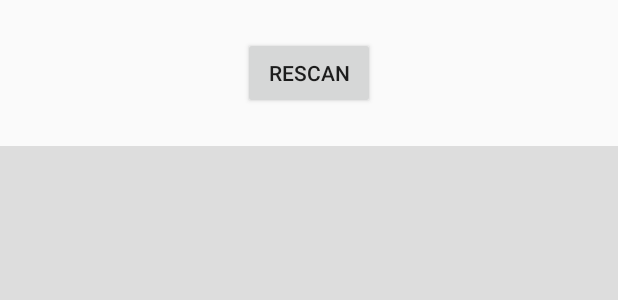
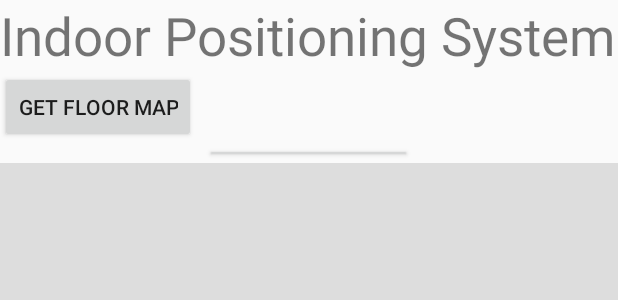
Before and after one commit to msasmita/BLE_Demo, an Android app: the layout activity_main.xml on its own in the app's theme, with its tools: preview values and no code run, on a phone screen of 412 x 824 dp. Shown: the top 300 px of the screen. Run offline under Robolectric (Android 15) with nearby library versions, the phone set to English and light mode, and no system bars.

Commit message:
adding webview/cleaning java

```diff
--- a/app/src/main/java/com/example/techolabz/ble_demo/BLEAdapter.java
+++ b/app/src/main/java/com/example/techolabz/ble_demo/BLEAdapter.java
@@ -81,12 +81,12 @@ public class BLEAdapter extends ArrayAdapter<BLE> {
                 holder.txtuuid.setText("Uuid : " + ble.getUuid());
                 holder.txtmajor.setText("Major : " + ble.getMajor());
                 holder.txtminor.setText("Minor : " + ble.getMinor());
-                holder.txtrssi.setText("Distannce in Meters: " + calculateDistance(ble.getRssi()) + "  " + ble.getDistanceInMeters());
+                holder.txtrssi.setText("Distannce in Meters: " + calculateDistance(ble.getRssi()) );
 
                 holder.txtnamespaceid.setText("NamespaceId : " + ble.getNamespaceid());
                 holder.txtinstanceid.setText("InstanceId : " + ble.getInstanceid());
                 holder.txturl.setText("Url : " + ble.getUrl());
-                holder.txtrawdata.setText("Raw Data : " + ble.getRawData());
+                //holder.txtrawdata.setText("Raw Data : " + ble.getRawData());
 
                 // System.out.println("HEYYY:: "+ble.getDeviceName()+"   "+ ble.getDistanceInMeters());
 
@@ -130,11 +130,11 @@ public class BLEAdapter extends ArrayAdapter<BLE> {
 
 
                 if (ble.getRawData() == null) {
-                    holder.txtrawdata.setVisibility(View.GONE);
+                   // holder.txtrawdata.setVisibility(View.GONE);
 
 
                 } else {
-                    holder.txtrawdata.setVisibility(View.VISIBLE);
+                  //  holder.txtrawdata.setVisibility(View.VISIBLE);
                     holder.txtName.setText("Name : " + ble.getDeviceName() + " (Raw Data)");
                 }
 
--- a/app/src/main/res/layout/activity_main.xml
+++ b/app/src/main/res/layout/activity_main.xml
@@ -6,6 +6,53 @@
     tools:context=".MainActivity"
     android:orientation="vertical"
     android:divider="@color/abc_input_method_navigation_guard">
+    <TextView android:text="Indoor Positioning System" android:layout_width="wrap_content"
+        android:layout_height="wrap_content"
+        android:id="@+id/textview"
+        android:textSize="35dp"
+        android:layout_alignParentTop="true"
+        android:layout_centerHorizontal="true" />
+
+
+
+  <!--  <EditText
+        android:layout_width="wrap_content"
+        android:layout_height="wrap_content"
+        android:id="@+id/editText"
+        android:hint="Enter Text"
+        android:focusable="true"
+        android:textColorHighlight="#ff7eff15"
+        android:textColorHint="#ffff25e6"
+        android:layout_marginTop="46dp"
+        android:layout_below="@+id/imageView"
+        android:layout_alignParentLeft="true"
+        android:layout_alignParentStart="true"
+        android:layout_alignRight="@+id/imageView"
+        android:layout_alignEnd="@+id/imageView" />      android:textSize="35dp" />-->
+
+
+
+
+    <Button
+        android:layout_width="wrap_content"
+        android:layout_height="wrap_content"
+        android:text="Get Floor Map"
+        android:id="@+id/button"
+        android:layout_alignTop="@+id/editText"
+        android:layout_toRightOf="@+id/imageView"
+        android:layout_toEndOf="@+id/imageView" />
+    <WebView
+        android:layout_width="wrap_content"
+        android:layout_height="wrap_content"
+        android:id="@+id/webView"
+        android:layout_below="@+id/button"
+        android:layout_alignParentLeft="true"
+        android:layout_alignParentStart="true"
+        android:layout_alignParentRight="true"
+        android:layout_alignParentEnd="true"
+        android:layout_alignParentBottom="true" />
+
+
 
     <LinearLayout
         android:layout_height="match_parent"
@@ -17,7 +64,7 @@
             <Button
                 android:layout_width="wrap_content"
                 android:layout_height="wrap_content"
-                android:text="RESCAN"
+                android:text="RESCAN DEVICES"
                 android:id="@+id/btnRefresh"
                 android:gravity="center"
                 android:layout_gravity="center" />
@@ -38,4 +85,6 @@
             android:dividerHeight="2px"
             android:padding="5dp" />
     </LinearLayout>
+
+
 </LinearLayout>
```
